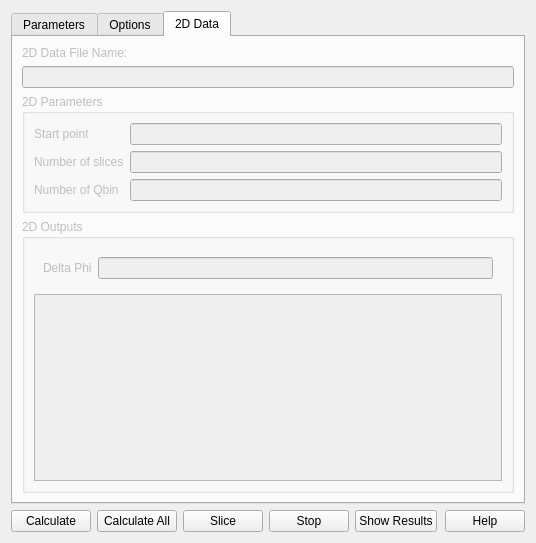
Qt form src/sas/qtgui/Perspectives/Inversion/UI/TabbedInversionUI.ui (SasView/sasview) before a commit.
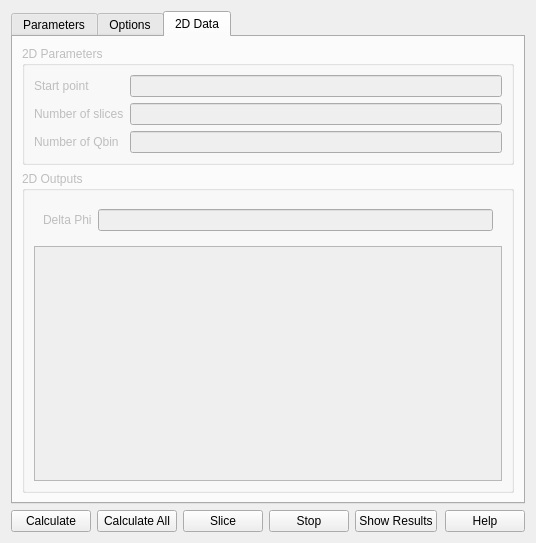
The same form after that commit. The open tabs and pages were chosen to show the change.

Commit message:
Plots Behaviour is designed to be more dynamic.
for Devs: Plots in Pr can be disabled using self._allowPlots

Plot Behaviour:
if Batch or Data2D Slices -> hide Plots
if Button(Calculate) or Single Data1D -> show Plots

What changed in the file:
```diff
--- a/src/sas/qtgui/Perspectives/Inversion/UI/TabbedInversionUI.ui
+++ b/src/sas/qtgui/Perspectives/Inversion/UI/TabbedInversionUI.ui
@@ -801,7 +801,7 @@
        <string>2D Data</string>
       </attribute>
       <layout class="QGridLayout" name="gridLayout_10">
-       <item row="8" column="0">
+       <item row="6" column="0">
         <widget class="QGroupBox" name="Output2DBox">
          <property name="title">
           <string>2D Outputs</string>
@@ -833,17 +833,7 @@
          </layout>
         </widget>
        </item>
-       <item row="1" column="0">
-        <widget class="QLineEdit" name="fileName2d">
-         <property name="mouseTracking">
-          <bool>true</bool>
-         </property>
-         <property name="readOnly">
-          <bool>true</bool>
-         </property>
-        </widget>
-       </item>
-       <item row="7" column="0">
+       <item row="5" column="0">
         <widget class="QGroupBox" name="twoDParamGroupBox">
          <property name="title">
           <string>2D Parameters</string>
@@ -882,13 +872,6 @@
          </layout>
         </widget>
        </item>
-       <item row="0" column="0">
-        <widget class="QLabel" name="label_32">
-         <property name="text">
-          <string>2D Data File Name: </string>
-         </property>
-        </widget>
-       </item>
       </layout>
      </widget>
     </widget>
```
The commit also changes 1 other file.
